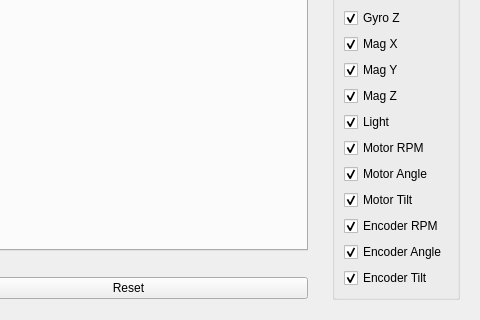
Qt form frontend/WaveletDialog.ui (YCP-Rev-Metrix/BallSpinner-Controller-v2) before a commit; both pictures show x 800 to 1280 and y 480 to 800 of the 1280 by 800 pixel window.
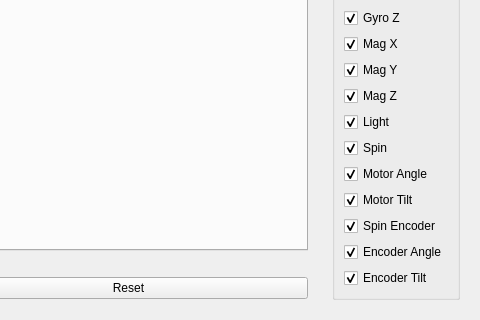
The same form after that commit. Custom widgets are drawn as their Qt base class.

```diff
--- a/frontend/WaveletDialog.ui
+++ b/frontend/WaveletDialog.ui
@@ -197,7 +197,7 @@
          <item>
           <widget class="QCheckBox" name="chkMotorRPM">
            <property name="text">
-            <string>Motor RPM</string>
+            <string>Spin</string>
            </property>
            <property name="checked">
             <bool>true</bool>
@@ -227,7 +227,7 @@
          <item>
           <widget class="QCheckBox" name="chkEncoderRPM">
            <property name="text">
-            <string>Encoder RPM</string>
+            <string>Spin Encoder</string>
            </property>
            <property name="checked">
             <bool>true</bool>
```
